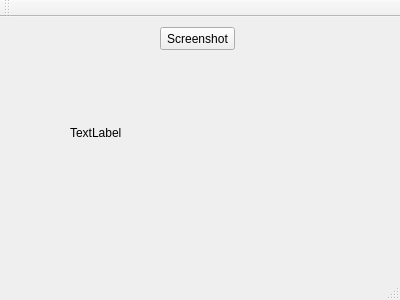
Before: the Qt Designer form mainwindow.ui in bzhuka/Screenshots, drawn with Qt 5.
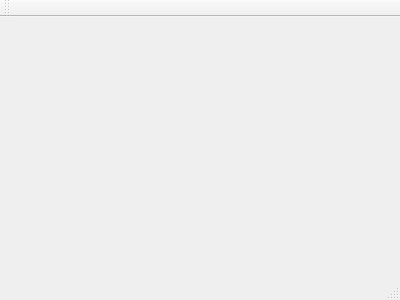
After: the same form once the commit is applied.

Diff of the .ui file:
```diff
--- a/mainwindow.ui
+++ b/mainwindow.ui
@@ -13,34 +13,7 @@
   <property name="windowTitle">
    <string>MainWindow</string>
   </property>
-  <widget class="QWidget" name="centralWidget">
-   <widget class="QLabel" name="imageLabel">
-    <property name="geometry">
-     <rect>
-      <x>70</x>
-      <y>40</y>
-      <width>261</width>
-      <height>151</height>
-     </rect>
-    </property>
-    <property name="text">
-     <string>TextLabel</string>
-    </property>
-   </widget>
-   <widget class="QPushButton" name="ssButton">
-    <property name="geometry">
-     <rect>
-      <x>160</x>
-      <y>10</y>
-      <width>75</width>
-      <height>23</height>
-     </rect>
-    </property>
-    <property name="text">
-     <string>Screenshot</string>
-    </property>
-   </widget>
-  </widget>
+  <widget class="QWidget" name="centralWidget"/>
   <widget class="QMenuBar" name="menuBar">
    <property name="geometry">
     <rect>
```
